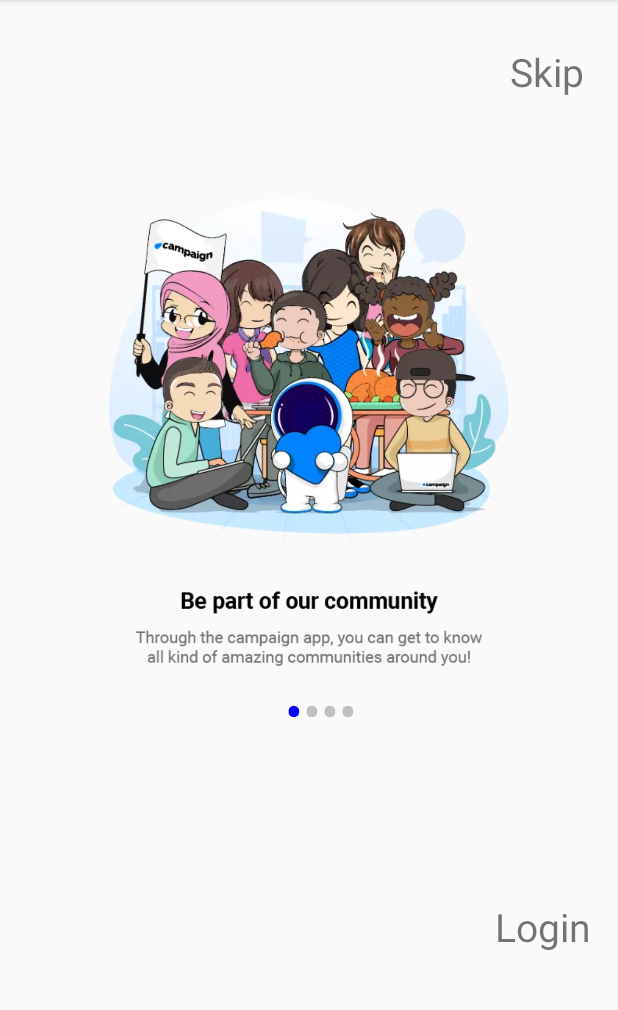
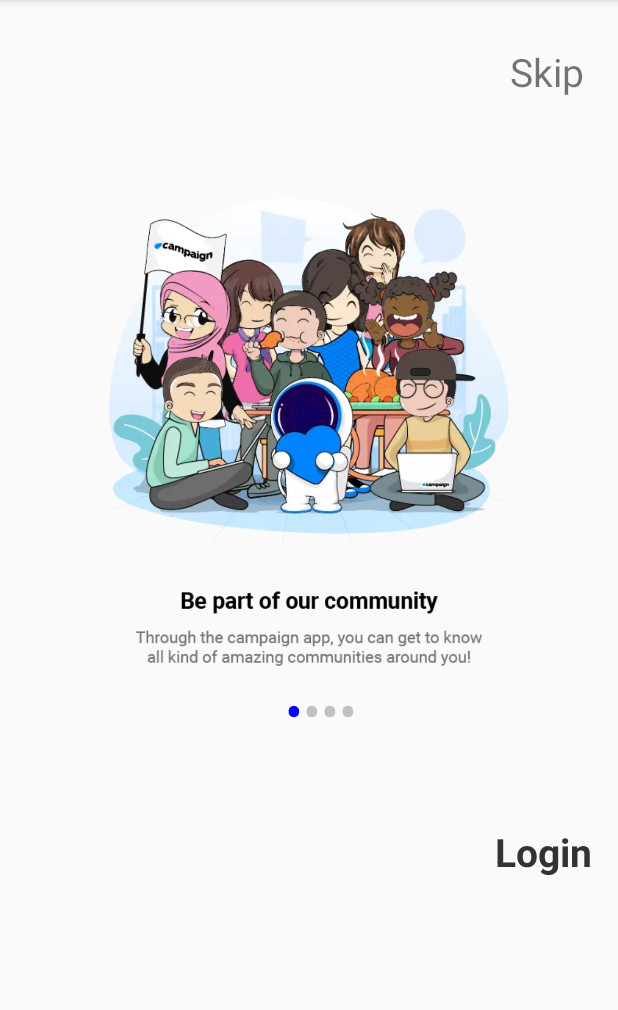
Before and after one commit to Kmar0633/CampaignApp, an Android app: the screen it shows after launch (Main3Activity), on a phone screen of 412 x 824 dp, the part 84-1094 px from its top. Run offline under Robolectric (Android 15) with nearby library versions, the phone set to English and light mode, and no system bars.

Commit message:
Add the login text

```diff
--- a/MyApplication2/app/src/main/res/layout/activity_main3.xml
+++ b/MyApplication2/app/src/main/res/layout/activity_main3.xml
@@ -30,9 +30,11 @@
         android:layout_width="match_parent"
         android:layout_height="wrap_content"
         android:text="Login"
+        android:textStyle="bold"
         android:layout_marginLeft="330dp"
+        android:textColor="@color/CampaignBlack"
         android:layout_marginRight="10dp"
-        android:layout_marginTop="600dp"
+        android:layout_marginTop="550dp"
         android:textSize="26sp"
         />
     <androidx.viewpager.widget.ViewPager
```
